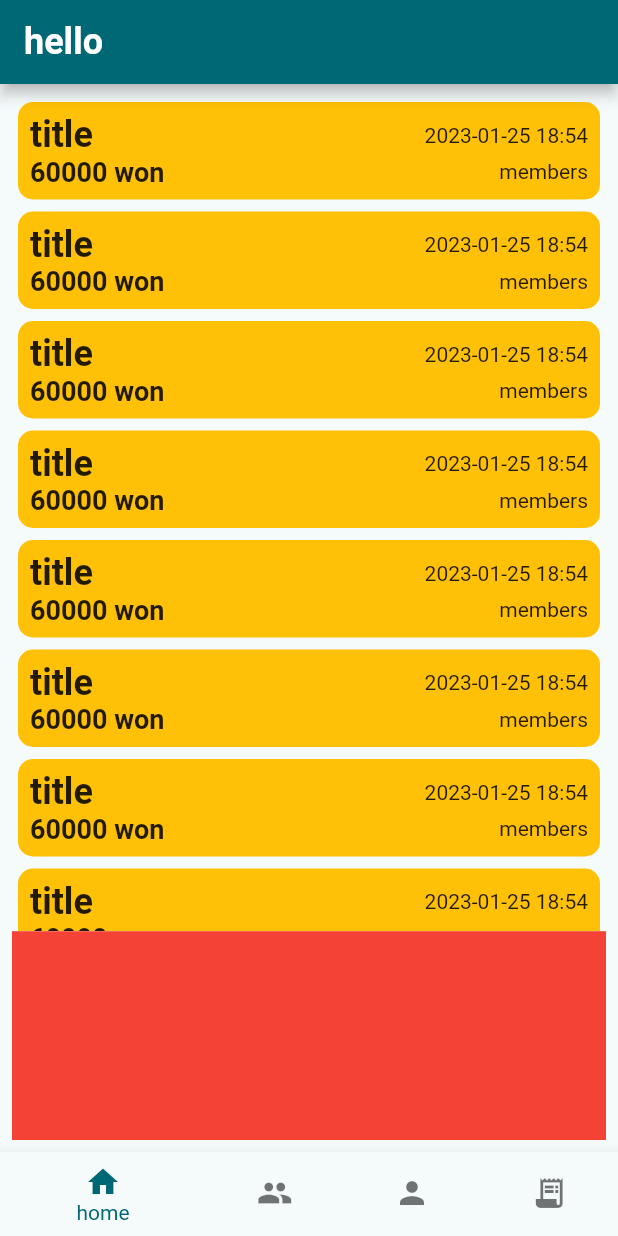
After one commit to hoseCloud/fast_dutch, a Flutter app: the screen it shows after launch, on a phone screen of 412 x 824 dp. The commit adds this screen. Run offline on Flutter 3.47's test engine with Material 2 defaults, Android fonts, the phone set to English and light mode, and no system bars.

Commit message:
Add home_screen

```diff
--- /dev/null
+++ b/lib/screens/home_screen.dart
@@ -0,0 +1,89 @@
+import 'package:flutter/material.dart';
+
+class HomeScreen extends StatefulWidget {
+  const HomeScreen({super.key});
+
+  @override
+  State<HomeScreen> createState() => _HomeScreenState();
+}
+
+class _HomeScreenState extends State<HomeScreen> {
+  @override
+  Widget build(BuildContext context) {
+    return Padding(
+      padding: const EdgeInsets.all(8.0),
+      child: Column(
+        children: [
+          Flexible(
+            flex: 4,
+            child: ListView(
+              children: const [
+                Reciept(),
+                Reciept(),
+                Reciept(),
+                Reciept(),
+                Reciept(),
+                Reciept(),
+                Reciept(),
+                Reciept(),
+                Reciept(),
+              ],
+            ),
+          ),
+          Flexible(
+            flex: 1,
+            child: Container(
+              color: Colors.red,
+            ),
+          ),
+        ],
+      ),
+    );
+  }
+}
+
+class Reciept extends StatelessWidget {
+  const Reciept({
+    super.key,
+  });
+
+  @override
+  Widget build(BuildContext context) {
+    return Padding(
+      padding: const EdgeInsets.all(4.0),
+      child: Container(
+        padding: const EdgeInsets.all(8.0),
+        decoration: BoxDecoration(
+          color: Colors.amber,
+          borderRadius: BorderRadius.circular(10),
+        ),
+        child: SingleChildScrollView(
+          child: Column(
+            children: [
+              Row(
+                mainAxisAlignment: MainAxisAlignment.spaceBetween,
+                children: [
+                  Text(
+                    'title',
+                    style: Theme.of(context).textTheme.titleLarge,
+                  ),
+                  const Text('2023-01-25 18:54'),
+                ],
+              ),
+              Row(
+                mainAxisAlignment: MainAxisAlignment.spaceBetween,
+                children: [
+                  Text(
+                    '60000 won',
+                    style: Theme.of(context).textTheme.titleMedium,
+                  ),
+                  const Text('members'),
+                ],
+              ),
+            ],
+          ),
+        ),
+      ),
+    );
+  }
+}
--- a/lib/screens/main_screen.dart
+++ b/lib/screens/main_screen.dart
@@ -51,9 +51,7 @@ class _MainScreenState extends State<MainScreen> {
           ),
         ],
       ),
-      body: Center(
-        child: widget.bodyWidgets.elementAt(currentIndex),
-      ),
+      body: widget.bodyWidgets.elementAt(currentIndex),
     );
   }
 }
```
